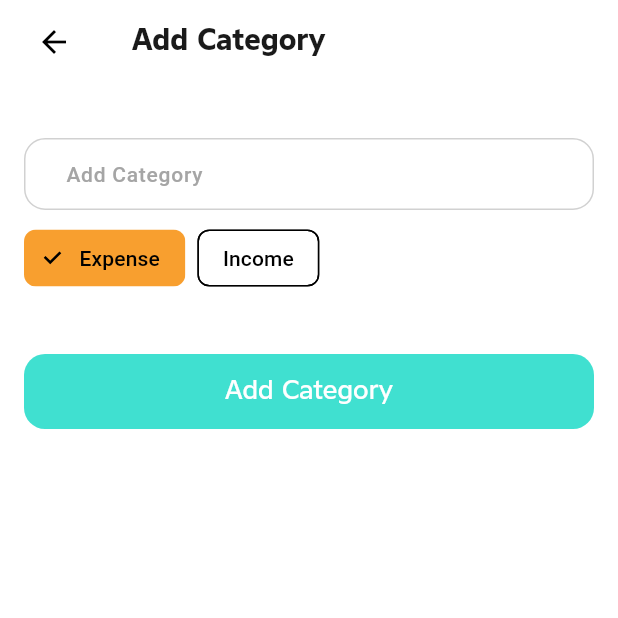
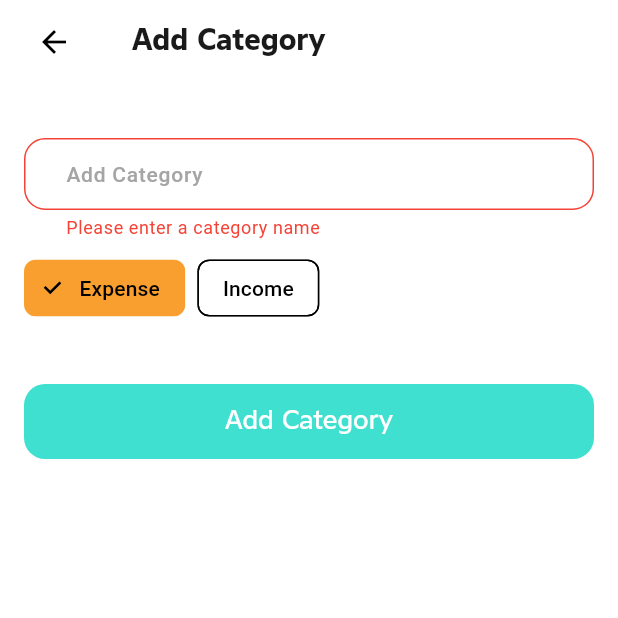
Before and after one commit to imdarpn/expense_manager, a Flutter app: the AddCategoryView screen opened by its route, after a tap on "Add Category", on a phone screen of 412 x 824 dp, the top half of it. Run offline on Flutter 3.47's test engine with Material 3 defaults, Android fonts, the phone set to English and light mode, and no system bars; our stand-ins replace flutter_svg, get, sqflite; accounts and stored records are empty; generated files the repository leaves out were written again; statements that could not run were skipped.

Commit message:
Added sqlite, Add-Edit Category Show Category from DB

```diff
--- /dev/null
+++ b/lib/common/database/database_util.dart
@@ -0,0 +1,77 @@
+import 'package:expense_manager/common/database/create_table_script.dart';
+import 'package:expense_manager/common/database/table_name.dart';
+import 'package:expense_manager/common/models/category_model.dart';
+import 'package:get/get.dart';
+import 'package:path/path.dart';
+import 'package:sqflite/sqflite.dart';
+
+import '../../utils/logger_util.dart';
+import '../enum/category_type.dart';
+
+class DatabaseUtil {
+
+  late Database db;
+  late RxList<CategoryModel> categories = <CategoryModel>[].obs;
+
+  static Future<String> getDbPath() async {
+    return join(await getDatabasesPath(), 'expense_manager.db');
+  }
+
+  Future initDB() async {
+    String databasesPath = await getDbPath();
+    db = await openDatabase(databasesPath, version: 1,
+        onConfigure: (Database db) async {
+          await db.execute('PRAGMA foreign_keys = ON');
+        }, onCreate: (Database db, int version) async {
+          for (final script in createTableScript) {
+            await db.execute(script);
+          }
+        }, onUpgrade: (Database db, int oldVersion, int newVersion) async {
+          for (var i = oldVersion - 1; i < newVersion - 1; i++) {
+            await db.execute(migrationScripts[i]);
+          }
+        });
+
+    final categoryListFromTable = await db.query(
+      TableName.categories,
+    );
+
+    categories.value = CategoryModel.categoryFromJson(categoryListFromTable);
+    logger.i("CATEGORY LIST -- $categories");
+
+  }
+
+  Future<void> addCategory(CategoryModel category) async {
+    await Get.find<DatabaseUtil>().db.insert(TableName.categories, category.toJson());
+    logger.i("CATEGORY ADDED -- $category");
+    final categoryList = await Get.find<DatabaseUtil>().db.query(TableName.categories, where: 'is_deleted = ?', whereArgs: [0]);
+    Get.find<DatabaseUtil>().categories.value = await getAllCategory();
+    logger.i("CATEGORY LIST -- $categoryList");
+  }
+
+  Future<void> updateCategory(CategoryModel category) async {
+    await Get.find<DatabaseUtil>().db.update(TableName.categories, category.toJson(), where: 'id = ?', whereArgs: [category.id]);
+    logger.i("CATEGORY ADDED -- $category");
+    final categoryList = await Get.find<DatabaseUtil>().db.query(TableName.categories, where: 'is_deleted = ?', whereArgs: [0]);
+    Get.find<DatabaseUtil>().categories.value = await getAllCategory();
+    logger.i("CATEGORY LIST -- $categoryList");
+  }
+
+  List<CategoryModel> getCategoryByType({CategoryType categoryType = CategoryType.expense}) {
+    logger.i("categoryType -- $categoryType");
+    return  Get.find<DatabaseUtil>().categories
+        .where((element) =>
+    (element.categoryType == categoryType && element.isDeleted == 0))
+        .toList();
+  }
+
+  Future<List<CategoryModel>> getAllCategory() async {
+
+    final categoryListFromTable = await Get.find<DatabaseUtil>().db.query(
+      TableName.categories,
+    );
+
+    List<CategoryModel> categoryList  = CategoryModel.categoryFromJson(categoryListFromTable);
+    return categoryList;
+  }
+}
--- /dev/null
+++ b/lib/common/database/table_name.dart
@@ -0,0 +1,3 @@
+class TableName {
+  static const categories = "Categories";
+}
--- /dev/null
+++ b/lib/common/models/category_model.dart
@@ -0,0 +1,59 @@
+
+import 'dart:convert';
+
+import 'package:expense_manager/common/constants/string_constants.dart';
+import 'package:json_annotation/json_annotation.dart';
+
+import '../enum/category_type.dart';
+
+part 'category_model.g.dart';
+
+@JsonSerializable(genericArgumentFactories: true)
+class CategoryModel {
+
+  @JsonKey(name: "id", defaultValue: 0)
+  int? id;
+
+  @JsonKey(name: "created_at",)
+  DateTime createdAt;
+
+  @JsonKey(name: "category_name", defaultValue: "")
+  String categoryName;
+
+  @JsonKey(name: "category_type", defaultValue: CategoryType.expense)
+ CategoryType categoryType;
+
+  @JsonKey(name: "is_deleted", defaultValue: 0)
+  int? isDeleted;
+
+
+  CategoryModel({
+    this.id,
+    required this.createdAt,
+    required this.categoryType,
+    required this.categoryName,
+    this.isDeleted,
+  });
+
+
+
+  factory CategoryModel.fromJson(Map<String, dynamic> json) =>
+      _$CategoryModelFromJson(json);
+
+  Map<String, dynamic> toJson() => _$CategoryModelToJson(this);
+
+  Map<String, CategoryType> categoryTypeMap = {
+    StringConstants.expense: CategoryType.expense,
+    StringConstants.income: CategoryType.income,
+  };
+
+  static List<CategoryModel> categoryFromJson(List<Map<String, Object?>> list) =>
+      List<CategoryModel>.from(
+        list.map((x) => CategoryModel.fromJson(x)),
+      );
+
+  static String categoryToJson(List<CategoryModel> data) =>
+      json.encode(List<dynamic>.from(data.map(
+            (categoryModel) => categoryModel.toJson(),
+      )));
+}
--- a/lib/pages/add_category/add_category_state.dart
+++ b/lib/pages/add_category/add_category_state.dart
@@ -1,3 +1,4 @@
+import 'package:expense_manager/common/models/category_model.dart';
 import 'package:flutter/material.dart';
 import 'package:get/get.dart';
 
@@ -7,4 +8,7 @@ class AddCategoryState {
   Rx<CategoryType> categoryType = CategoryType.expense.obs;
   final categoryNameController = TextEditingController();
   final formKey = GlobalKey<FormState>();
+  int updateId = 0;
+  CategoryModel? selectedCategoryModel;
+  RxBool isEdit = false.obs;
 }
--- a/lib/pages/add_category/add_category_view.dart
+++ b/lib/pages/add_category/add_category_view.dart
@@ -21,11 +21,13 @@ class AddCategoryView extends GetView<AddCategoryController> {
       showAppBar: true,
       showBackIcon: true,
       showLabel: false,
-        titleWidget: const CommonText(
-          text: StringConstants.addCategory,
+      titleWidget: Obx(() {
+        return CommonText(
+          text: controller.addCategoryState.isEdit.value ? "Edit Category":  StringConstants.addCategory,
           fontSize: FontConstants.font_20,
           fontWeight: FontWeightConstants.bold,
-        ),
+        );
+      }),
       bodyPadding: EdgeInsets.all(16),
       body: Form(
         key: controller.addCategoryState.formKey,
@@ -36,18 +38,30 @@ class AddCategoryView extends GetView<AddCategoryController> {
             ),
             CommonTextField(
               hintText: StringConstants.addCategory,
-                textEditingController: controller.addCategoryState.categoryNameController,
+              textEditingController: controller.addCategoryState
+                  .categoryNameController,
               errorMessage: StringConstants.errorCategoryName,
 
             ),
             const SizedBox(height: 8),
+            controller.addCategoryState.isEdit.value
+                ? const SizedBox() :
             CategoryTypeSelector(
               onSelect: controller.setTransactionType,
               currentType: controller.addCategoryState.categoryType,
             ),
 
             const SizedBox(height: 40),
-              CommonFilledButton(onPressed: (){}, buttonText: StringConstants.addCategory),
+            CommonFilledButton(onPressed: () {
+              if (controller.addCategoryState.formKey.currentState!
+                  .validate()) {
+                if (controller.addCategoryState.isEdit.value) {
+                  controller.updateCategory();
+                } else {
+                  controller.addCategory();
+                }
+              }
+            }, buttonText: controller.addCategoryState.isEdit.value ?  "Update Category" :StringConstants.addCategory),
             const SizedBox(
               height: 20,
             ),
--- a/lib/pages/category/category_state.dart
+++ b/lib/pages/category/category_state.dart
@@ -1,5 +1,10 @@
+import 'package:expense_manager/common/models/category_model.dart';
 import 'package:flutter/material.dart';
+import 'package:get/get.dart';
 
 class CategoryState {
   late TabController tabController;
+  RxList<CategoryModel> categoryExpenseModelList = <CategoryModel>[].obs;
+  RxList<CategoryModel> categoryIncomeModelList = <CategoryModel>[].obs;
+
 }
--- a/lib/pages/splash/splash_view.dart
+++ b/lib/pages/splash/splash_view.dart
@@ -3,6 +3,7 @@ import 'package:flutter/material.dart';
 import 'package:get/get.dart';
 
 import '../../common/constants/image_constants.dart';
+import '../../common/methods/common_methods.dart';
 import 'splash_controller.dart';
 
 class SplashView extends GetView<SplashController> {
--- a/pubspec.yaml
+++ b/pubspec.yaml
@@ -18,6 +18,8 @@ dependencies:
   intl: ^0.19.0
   json_annotation: ^4.9.0
   flutter_svg: ^2.0.10+1
+  sqflite: ^2.3.3+1
+  path: ^1.8.2
 
 
 dev_dependencies:
```
Also changed, not shown: lib/common/database/create_table_script.dart (added, +15 -0 lines), lib/common/widgets/category_list.dart (+39 -3 lines), lib/main.dart (+18 -1 lines), lib/pages/add_category/add_category_controller.dart (+34 -4 lines), lib/pages/category/category_controller.dart (+24 -3 lines), lib/pages/category/category_view.dart (+19 -2 lines), 2 other files. Lines whose indentation alone changed are shown as unchanged.
